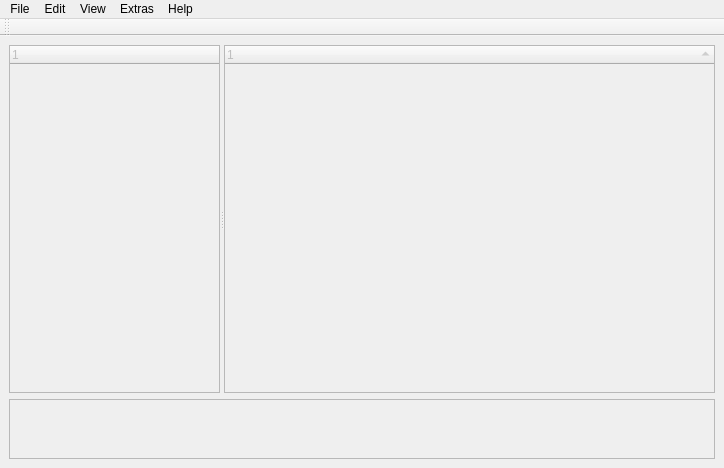
This is src/forms/MainWindow.ui in thooge/keepassx1 as Qt 5 draws it before an edit. The edited form follows.
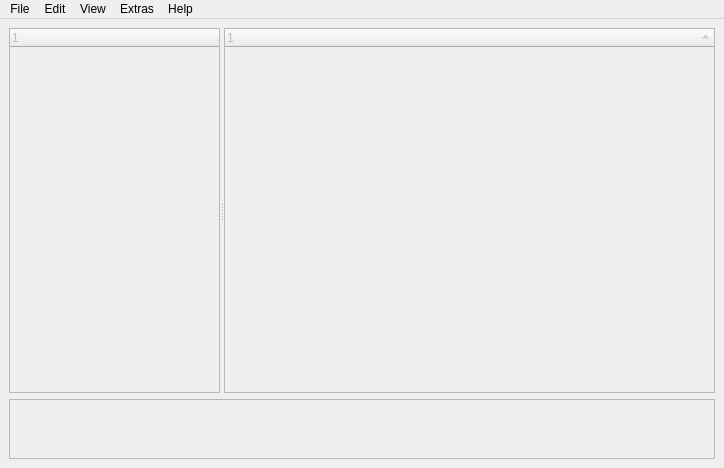
This is the edited form. Custom widgets are drawn as their Qt base class.

```diff
--- a/src/forms/MainWindow.ui
+++ b/src/forms/MainWindow.ui
@@ -219,40 +219,6 @@
    <addaction name="menuExtras" />
    <addaction name="menuHilfe" />
   </widget>
-  <widget class="QToolBar" name="toolBar" >
-   <property name="sizePolicy" >
-    <sizepolicy>
-     <hsizetype>1</hsizetype>
-     <vsizetype>7</vsizetype>
-     <horstretch>0</horstretch>
-     <verstretch>0</verstretch>
-    </sizepolicy>
-   </property>
-   <property name="minimumSize" >
-    <size>
-     <width>15</width>
-     <height>6</height>
-    </size>
-   </property>
-   <property name="maximumSize" >
-    <size>
-     <width>16777215</width>
-     <height>22</height>
-    </size>
-   </property>
-   <property name="orientation" >
-    <enum>Qt::Horizontal</enum>
-   </property>
-   <property name="iconSize" >
-    <size>
-     <width>16</width>
-     <height>16</height>
-    </size>
-   </property>
-   <attribute name="toolBarArea" >
-    <number>4</number>
-   </attribute>
-  </widget>
   <action name="FileNewAction" >
    <property name="text" >
     <string>New Database...</string>
```
Left out of the diff: 3 changed lines with no effect on the pictures.
